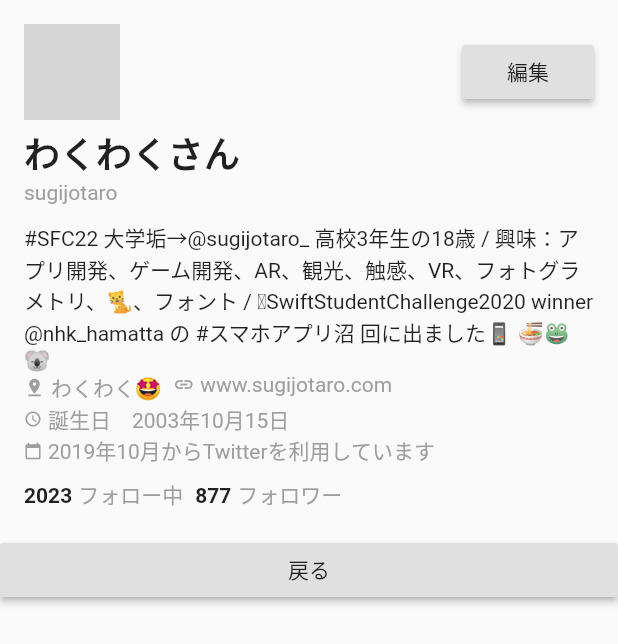
After one commit to sugijotaro/testapp0225, a Flutter app: the screen it shows after launch, after a tap on "twitter風プロフィール画面", on a phone screen of 412 x 824 dp. The commit adds this screen. Shown: the top 644 px of the screen. Run offline on Flutter 3.47's test engine with Material 2 defaults, Android fonts, the phone set to English and light mode, and no system bars; our stand-ins replace table_calendar; network calls fail; grey boxes are pictures that could not be loaded.

Commit message:
前作ったものを追加

```diff
--- a/lib/main.dart
+++ b/lib/main.dart
@@ -1,4 +1,7 @@
 import 'package:flutter/material.dart';
+import 'package:testapp0225/calendar.dart';
+import 'event_list.dart';
+import 'twitter_profile.dart';
 
 void main() {
   runApp(const MyApp());
@@ -61,55 +64,49 @@ class _MyHomePageState extends State<MyHomePage> {
     });
   }
 
+  final items = List<String>.generate(10000, (i) => "Item $i");
+
   @override
   Widget build(BuildContext context) {
-    // This method is rerun every time setState is called, for instance as done
-    // by the _incrementCounter method above.
-    //
-    // The Flutter framework has been optimized to make rerunning build methods
-    // fast, so that you can just rebuild anything that needs updating rather
-    // than having to individually change instances of widgets.
     return Scaffold(
       appBar: AppBar(
-        // Here we take the value from the MyHomePage object that was created by
-        // the App.build method, and use it to set our appbar title.
-        title: Text(widget.title),
+        title: Text('test'),
       ),
-      body: Center(
-        // Center is a layout widget. It takes a single child and positions it
-        // in the middle of the parent.
+      body: Container(
+        width: double.infinity,
         child: Column(
-          // Column is also a layout widget. It takes a list of children and
-          // arranges them vertically. By default, it sizes itself to fit its
-          // children horizontally, and tries to be as tall as its parent.
-          //
-          // Invoke "debug painting" (press "p" in the console, choose the
-          // "Toggle Debug Paint" action from the Flutter Inspector in Android
-          // Studio, or the "Toggle Debug Paint" command in Visual Studio Code)
-          // to see the wireframe for each widget.
-          //
-          // Column has various properties to control how it sizes itself and
-          // how it positions its children. Here we use mainAxisAlignment to
-          // center the children vertically; the main axis here is the vertical
-          // axis because Columns are vertical (the cross axis would be
-          // horizontal).
-          mainAxisAlignment: MainAxisAlignment.center,
-          children: <Widget>[
-            const Text(
-              'You have pushed the button this many times:',
-            ),
-            Text(
-              '$_counter',
-              style: Theme.of(context).textTheme.headline4,
-            ),
-          ],
+            children: [
+            Text("ああああ"),
+        RaisedButton(
+          child: Text('カレンダー'),
+          onPressed: () {
+            Navigator.push(
+              context,
+              MaterialPageRoute(builder: (context) => Calendar()),
+            );
+          },
         ),
-      ),
-      floatingActionButton: FloatingActionButton(
-        onPressed: _incrementCounter,
-        tooltip: 'Increment',
-        child: const Icon(Icons.add),
-      ), // This trailing comma makes auto-formatting nicer for build methods.
+        RaisedButton(
+          child: Text('イベントリスト'),
+          onPressed: () {
+            Navigator.push(
+              context,
+              MaterialPageRoute(builder: (context) => EventList()),
+            );
+          },
+        ),
+        RaisedButton(
+          child: Text('twitter風プロフィール画面'),
+          onPressed: () {
+            Navigator.push(
+              context,
+              MaterialPageRoute(builder: (context) => TwitterProfile()),
+            );
+          },
+        ),
+      ],
+    ),)
+    ,
     );
   }
 }
--- /dev/null
+++ b/lib/twitter_profile.dart
@@ -0,0 +1,148 @@
+import 'package:flutter/material.dart';
+
+var userName = "わくわくさん";
+var userId = "sugijotaro";
+var description =
+    "#SFC22 大学垢→@sugijotaro_ 高校3年生の18歳 / 興味：アプリ開発、ゲーム開発、AR、観光、触感、VR、フォトグラメトリ、🐈、フォント / SwiftStudentChallenge2020 winner @nhk_hamatta の #スマホアプリ沼 回に出ました📱 🍜🐸🐨";
+var location = "わくわく🤩";
+var url = "www.sugijotaro.com";
+// var birthDay =
+// var startDay =
+var follow = 2023;
+var follower = 877;
+
+class TwitterProfile extends StatelessWidget {
+  @override
+  Widget build(BuildContext context) {
+    return Scaffold(
+        body: Container(
+            width: double.infinity,
+            child: ListView(children: <Widget>[
+              Container(
+                child: Image.network(
+                    "https://pbs.twimg.com/profile_banners/1180741228532359170/1628088812/1500x500"),
+              ),
+              Container(
+                padding: EdgeInsets.all(16),
+                alignment: Alignment.topLeft,
+                child: Column(
+                    crossAxisAlignment: CrossAxisAlignment.baseline,
+                    textBaseline: TextBaseline.alphabetic,
+                    children: [
+                      Row(
+                        mainAxisAlignment: MainAxisAlignment.spaceBetween,
+                        children: [
+                          CircleAvatar(
+                            radius: 32,
+                            backgroundImage: NetworkImage(
+                                'https://abs.twimg.com/sticky/default_profile_images/default_profile_400x400.png'),
+                          ),
+                          RaisedButton(
+                            child: Text('編集'),
+                            onPressed: () {},
+                          ),
+                        ],
+                      ),
+                      SizedBox(height: 4),
+                      Text(
+                        userName,
+                        style: TextStyle(
+                            fontSize: 24, fontWeight: FontWeight.bold),
+                      ),
+                      Text(
+                        userId,
+                        style: TextStyle(fontSize: 14, color: Colors.grey),
+                      ),
+                      SizedBox(height: 12),
+                      Text(description),
+                      Wrap(
+                        children: [
+                          Row(
+                            mainAxisSize: MainAxisSize.min,
+                            crossAxisAlignment: CrossAxisAlignment.center,
+                            children: [
+                              Icon(Icons.pin_drop,
+                                  size: 14, color: Colors.grey),
+                              SizedBox(width: 4),
+                              Text(location,
+                                  style: TextStyle(
+                                      fontSize: 14, color: Colors.grey)),
+                              SizedBox(width: 8),
+                            ],
+                          ),
+                          Row(
+                            mainAxisSize: MainAxisSize.min,
+                            crossAxisAlignment: CrossAxisAlignment.center,
+                            children: [
+                              Icon(Icons.insert_link,
+                                  size: 14, color: Colors.grey),
+                              SizedBox(width: 4),
+                              Text(url,
+                                  style: TextStyle(
+                                      fontSize: 14, color: Colors.grey)),
+                              SizedBox(width: 8),
+                            ],
+                          ),
+                          Row(
+                            mainAxisSize: MainAxisSize.min,
+                            crossAxisAlignment: CrossAxisAlignment.center,
+                            children: [
+                              Icon(Icons.schedule_rounded,
+                                  size: 12, color: Colors.grey),
+                              SizedBox(width: 4),
+                              Text("誕生日　2003年10月15日",
+                                  style: TextStyle(
+                                      fontSize: 14, color: Colors.grey)),
+                              SizedBox(width: 8),
+                            ],
+                          ),
+                          Row(
+                            mainAxisSize: MainAxisSize.min,
+                            crossAxisAlignment: CrossAxisAlignment.center,
+                            children: [
+                              Icon(Icons.calendar_today,
+                                  size: 12, color: Colors.grey),
+                              SizedBox(width: 4),
+                              Text("2019年10月からTwitterを利用しています",
+                                  style: TextStyle(
+                                      fontSize: 14, color: Colors.grey)),
+                              SizedBox(width: 8),
+                            ],
+                          ),
+                        ],
+                      ),
+                      SizedBox(height: 8),
+                      Row(
+                        crossAxisAlignment: CrossAxisAlignment.baseline,
+                        textBaseline: TextBaseline.alphabetic,
+                        children: [
+                          Text(follow.toString(),
+                              style: TextStyle(
+                                  fontSize: 14, fontWeight: FontWeight.bold)),
+                          SizedBox(width: 4),
+                          Text("フォロー中",
+                              style:
+                                  TextStyle(fontSize: 14, color: Colors.grey)),
+                          SizedBox(width: 8),
+                          Text(follower.toString(),
+                              style: TextStyle(
+                                  fontSize: 14, fontWeight: FontWeight.bold)),
+                          SizedBox(width: 4),
+                          Text("フォロワー",
+                              style:
+                                  TextStyle(fontSize: 14, color: Colors.grey))
+                        ],
+                      )
+                    ]),
+              ),
+              Container(
+                child: RaisedButton(
+                  child: Text('戻る'),
+                  onPressed: () {
+                    Navigator.of(context).pop();
+                  },
+                ),
+              )
+            ])));
+  }
+}
--- a/pubspec.yaml
+++ b/pubspec.yaml
@@ -34,6 +34,7 @@ dependencies:
   # The following adds the Cupertino Icons font to your application.
   # Use with the CupertinoIcons class for iOS style icons.
   cupertino_icons: ^1.0.2
+  table_calendar: ^3.0.4
 
 dev_dependencies:
   flutter_test:
```
Also changed, not shown: lib/calendar.dart (added, +39 -0 lines), lib/event_list.dart (added, +153 -0 lines).
